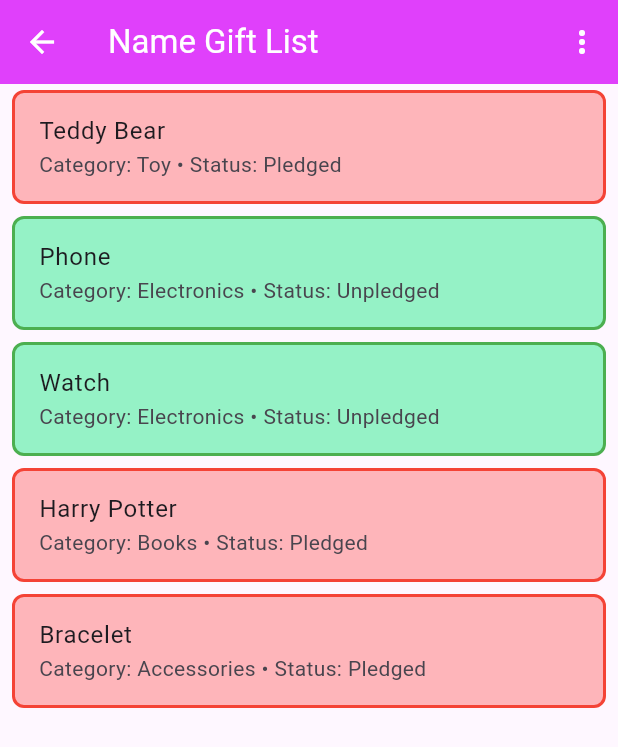
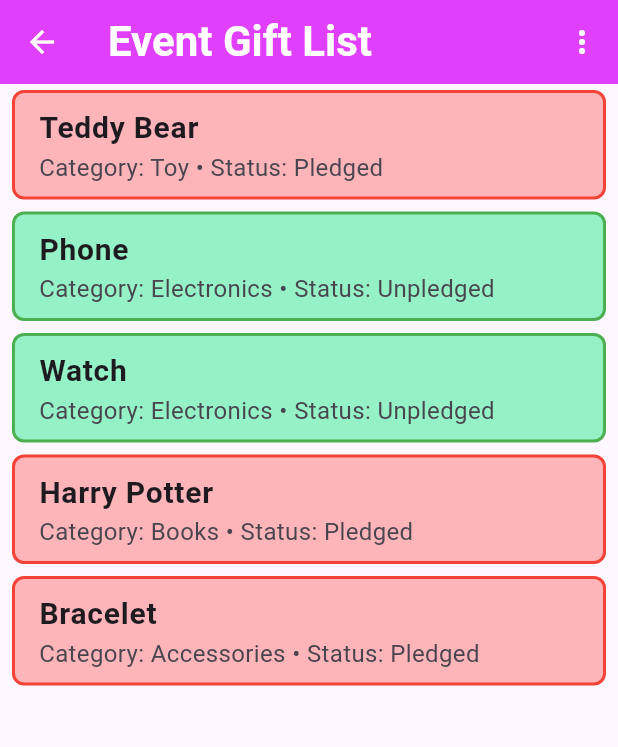
Before and after one commit to ShadyGirgis79/Hedieaty-Mobile-App, a Flutter app: the FriendsGiftList screen opened by its route, on a phone screen of 412 x 824 dp. Shown: the top 747 px of the screen. Run offline on Flutter 3.47's test engine with Material 3 defaults, Android fonts, the phone set to English and light mode, and no system bars; network calls fail.

Commit message:
Friend Gift List Page Layout Done

```diff
--- a/lib/Gifts/FriendsGiftListPage.dart
+++ b/lib/Gifts/FriendsGiftListPage.dart
@@ -1,5 +1,6 @@
 
 import 'package:flutter/material.dart';
+import 'package:hedieaty/Details/FriendsGiftDetailsPage.dart';
 import 'package:hedieaty/OldVersion/GiftDetailsPage.dart';
 import 'package:hedieaty/Model/Gift_Model.dart';
 
@@ -205,7 +206,11 @@ class _FriendsGiftListState extends State<FriendsGiftList> {
   Widget build(BuildContext context) {
     return Scaffold(
       appBar: AppBar(
-        title: const Text("Name Gift List"),
+        title: const Text("Event Gift List",
+          style: TextStyle(
+            fontWeight: FontWeight.bold,
+            fontSize: 28,
+          ),),
         backgroundColor: Colors.purpleAccent,
         foregroundColor: Colors.white,
         actions: [
@@ -236,8 +241,16 @@ class _FriendsGiftListState extends State<FriendsGiftList> {
             ),
             margin: const EdgeInsets.symmetric(vertical: 4.0, horizontal: 8.0),
             child: ListTile(
-              title: Text(gift.name),
-              subtitle: Text("Category: ${gift.category} • Status: ${gift.status}"),
+              title: Text(gift.name,
+                style: TextStyle(
+                  fontWeight: FontWeight.bold,
+                  fontSize: 20,
+                ),),
+              subtitle: Text("Category: ${gift.category} • Status: ${gift.status}",
+                style: TextStyle(
+                  //fontWeight: FontWeight.bold,
+                  fontSize: 16,
+                ),),
 
               //This is made to remove icons if Gift is pledged
               // trailing:
@@ -263,7 +276,7 @@ class _FriendsGiftListState extends State<FriendsGiftList> {
                 Navigator.push(
                   context,
                   MaterialPageRoute(
-                    builder: (context) => const GiftDetailsPage(),
+                    builder: (context) => FriendsGiftDetails(),
                   ),
                 );
               },
```
